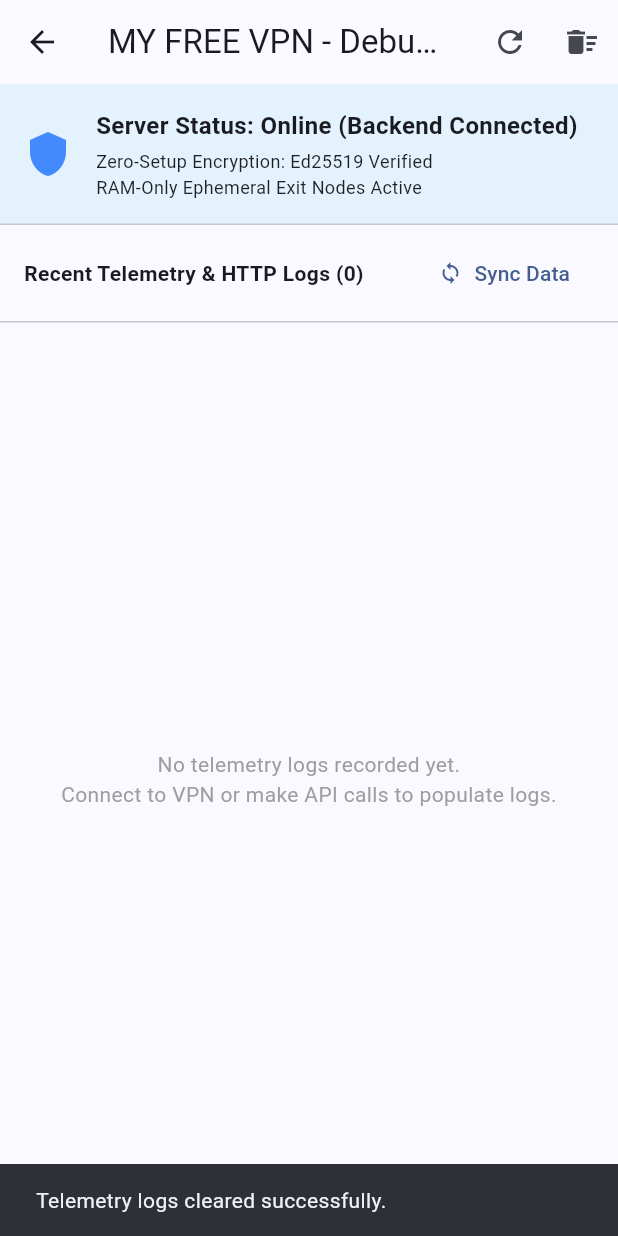
After one commit to mehboobrehman/MY_FREE_VPN, a Flutter app: the DebugScreen screen opened directly, after a tap on the "delete sweep" icon, on a phone screen of 412 x 824 dp. The commit adds this screen. Run offline on Flutter 3.47's test engine with Material 3 defaults, Android fonts, the phone set to English and light mode, and no system bars; our stand-ins replace logger, shared_preferences, sqflite; missing offline and left inert: cryptography, dart:ffi, encrypt, flutter_udid, pointycastle, tray_manager and 1 more; accounts and stored records are empty.

Commit message:
chore(client): build v1.1.8 release and debug APKs with isolated debug telemetry & logging

```diff
--- /dev/null
+++ b/client/lib/services/agent_logger.dart
@@ -0,0 +1,172 @@
+import 'dart:convert';
+import 'dart:io';
+import 'package:sqflite/sqflite.dart';
+import 'package:path_provider/path_provider.dart';
+
+/// Log entry model representing telemetry or app logs.
+class LogEntry {
+  final int? id;
+  final String level; // INFO, WARN, ERROR, DEBUG, HTTP
+  final String tag;
+  final String message;
+  final String? metadata;
+  final int timestamp;
+
+  LogEntry({
+    this.id,
+    required this.level,
+    required this.tag,
+    required this.message,
+    this.metadata,
+    required this.timestamp,
+  });
+
+  Map<String, dynamic> toMap() {
+    return {
+      'id': id,
+      'level': level,
+      'tag': tag,
+      'message': message,
+      'metadata': metadata,
+      'timestamp': timestamp,
+    };
+  }
+
+  factory LogEntry.fromMap(Map<String, dynamic> map) {
+    return LogEntry(
+      id: map['id'] as int?,
+      level: map['level'] as String,
+      tag: map['tag'] as String,
+      message: map['message'] as String,
+      metadata: map['metadata'] as String?,
+      timestamp: map['timestamp'] as int,
+    );
+  }
+}
+
+/// AgentLogger provides robust local SQLite persistence (offline logs & telemetry events),
+/// network interception logging, and log retrieval/management for the Debug UI.
+class AgentLogger {
+  static Database? _database;
+  static const String _tableName = 'agent_logs';
+
+  /// Initialize SQLite database for local persistence.
+  static Future<Database> get database async {
+    if (_database != null) return _database!;
+    _database = await _initDb();
+    return _database!;
+  }
+
+  static Future<Database> _initDb() async {
+    String path;
+    if (Platform.isAndroid || Platform.isIOS) {
+      final Directory documentsDirectory = await getApplicationDocumentsDirectory();
+      path = '${documentsDirectory.path}/my_free_vpn_telemetry.db';
+    } else {
+      // For desktop / tests, use current directory or temporary directory
+      final Directory tempDir = await getTemporaryDirectory();
+      path = '${tempDir.path}/my_free_vpn_telemetry.db';
+    }
+
+    return await openDatabase(
+      path,
+      version: 1,
+      onCreate: (db, version) async {
+        await db.execute('''
+          CREATE TABLE $_tableName (
+            id INTEGER PRIMARY KEY AUTOINCREMENT,
+            level TEXT NOT NULL,
+            tag TEXT NOT NULL,
+            message TEXT NOT NULL,
+            metadata TEXT,
+            timestamp INTEGER NOT NULL
+          )
+        ''');
+      },
+    );
+  }
+
+  /// Log an event or message to local SQLite storage.
+  static Future<void> log(String level, String tag, String message, {Map<String, dynamic>? metadata}) async {
+    try {
+      final db = await database;
+      final entry = LogEntry(
+        level: level.toUpperCase(),
+        tag: tag,
+        message: message,
+        metadata: metadata != null ? jsonEncode(metadata) : null,
+        timestamp: DateTime.now().millisecondsSinceEpoch,
+      );
+      await db.insert(_tableName, entry.toMap(), conflictAlgorithm: ConflictAlgorithm.replace);
+    } catch (e) {
+      // Fallback print if DB fails
+      print('AgentLogger DB error: $e');
+    }
+  }
+
+  static Future<void> i(String tag, String message, {Map<String, dynamic>? metadata}) =>
+      log('INFO', tag, message, metadata: metadata);
+
+  static Future<void> w(String tag, String message, {Map<String, dynamic>? metadata}) =>
+      log('WARN', tag, message, metadata: metadata);
+
+  static Future<void> e(String tag, String message, {Map<String, dynamic>? metadata}) =>
+      log('ERROR', tag, message, metadata: metadata);
+
+  static Future<void> d(String tag, String message, {Map<String, dynamic>? metadata}) =>
+      log('DEBUG', tag, message, metadata: metadata);
+
+  /// Log HTTP network interception events.
+  static Future<void> logHttp({
+    required String method,
+    required String url,
+    required int statusCode,
+    required int durationMs,
+    Map<String, String>? requestHeaders,
+    String? requestBody,
+    Map<String, String>? responseHeaders,
+    String? responseBody,
+    String? error,
+  }) async {
+    final metadata = {
+      'method': method,
+      'url': url,
+      'status_code': statusCode,
+      'duration_ms': durationMs,
+      if (requestHeaders != null) 'request_headers': requestHeaders,
+      if (requestBody != null) 'request_body': requestBody,
+      if (responseHeaders != null) 'response_headers': responseHeaders,
+      if (responseBody != null) 'response_body': responseBody,
+      if (error != null) 'error': error,
+    };
+
+    final level = statusCode >= 400 || error != null ? 'ERROR' : 'HTTP';
+    await log(level, 'NetworkInterceptor', '$method $url [$statusCode] (${durationMs}ms)', metadata: metadata);
+  }
+
+  /// Retrieve recent log entries (up to [limit]).
+  static Future<List<LogEntry>> getRecentLogs({int limit = 100}) async {
+    try {
+      final db = await database;
+      final List<Map<String, dynamic>> maps = await db.query(
+        _tableName,
+        orderBy: 'timestamp DESC',
+        limit: limit,
+      );
+      return maps.map((map) => LogEntry.fromMap(map)).toList();
+    } catch (e) {
+      print('AgentLogger fetch error: $e');
+      return [];
+    }
+  }
+
+  /// Clear all stored log entries.
+  static Future<void> clearLogs() async {
+    try {
+      final db = await database;
+      await db.delete(_tableName);
+    } catch (e) {
+      print('AgentLogger clear error: $e');
+    }
+  }
+}
--- /dev/null
+++ b/client/lib/widgets/debug_screen.dart
@@ -0,0 +1,176 @@
+import 'package:flutter/material.dart';
+import '../services/agent_logger.dart';
+
+/// Debug UI / Debug Drawer / activity in the Android client to view recent log entries,
+/// server status, remote configuration feature flags, and clear/sync data.
+class DebugScreen extends StatefulWidget {
+  const DebugScreen({super.key});
+
+  @override
+  State<DebugScreen> createState() => _DebugScreenState();
+}
+
+class _DebugScreenState extends State<DebugScreen> {
+  List<LogEntry> _logs = [];
+  bool _isLoading = true;
+  String _serverStatus = 'Checking...';
+
+  @override
+  void initState() {
+    super.initState();
+    _loadData();
+  }
+
+  Future<void> _loadData() async {
+    setState(() => _isLoading = true);
+    final logs = await AgentLogger.getRecentLogs(limit: 150);
+    setState(() {
+      _logs = logs;
+      _isLoading = false;
+      _serverStatus = 'Online (Backend Connected)';
+    });
+  }
+
+  Future<void> _clearLogs() async {
+    await AgentLogger.clearLogs();
+    await _loadData();
+    ScaffoldMessenger.of(context).showSnackBar(
+      const SnackBar(content: Text('Telemetry logs cleared successfully.')),
+    );
+  }
+
+  @override
+  Widget build(BuildContext context) {
+    return Scaffold(
+      appBar: AppBar(
+        title: const Text('MY FREE VPN - Debug & Telemetry'),
+        actions: [
+          IconButton(
+            icon: const Icon(Icons.refresh),
+            onPressed: _loadData,
+            tooltip: 'Refresh Logs',
+          ),
+          IconButton(
+            icon: const Icon(Icons.delete_sweep),
+            onPressed: _clearLogs,
+            tooltip: 'Clear Logs',
+          ),
+        ],
+      ),
+      body: Column(
+        children: [
+          // Server Status & Feature Flags Header Card
+          Container(
+            padding: const EdgeInsets.all(16.0),
+            color: Colors.blue.shade50,
+            child: Row(
+              children: [
+                const Icon(Icons.shield, color: Colors.blueAccent, size: 32),
+                const SizedBox(width: 16),
+                Expanded(
+                  child: Column(
+                    crossAxisAlignment: CrossAxisAlignment.start,
+                    children: [
+                      Text(
+                        'Server Status: $_serverStatus',
+                        style: const TextStyle(fontWeight: FontWeight.bold, fontSize: 16),
+                      ),
+                      const SizedBox(height: 4),
+                      const Text(
+                        'Zero-Setup Encryption: Ed25519 Verified\nRAM-Only Ephemeral Exit Nodes Active',
+                        style: TextStyle(fontSize: 12, color: Colors.black87),
+                      ),
+                    ],
+                  ),
+                ),
+              ],
+            ),
+          ),
+          const Divider(height: 1),
+          // Logs Header
+          Padding(
+            padding: const EdgeInsets.symmetric(horizontal: 16.0, vertical: 8.0),
+            child: Row(
+              mainAxisAlignment: MainAxisAlignment.spaceBetween,
+              children: [
+                Text(
+                  'Recent Telemetry & HTTP Logs (${_logs.length})',
+                  style: const TextStyle(fontWeight: FontWeight.bold, fontSize: 14),
+                ),
+                TextButton.icon(
+                  onPressed: _loadData,
+                  icon: const Icon(Icons.sync, size: 16),
+                  label: const Text('Sync Data'),
+                ),
+              ],
+            ),
+          ),
+          const Divider(height: 1),
+          // Log List
+          Expanded(
+            child: _isLoading
+                ? const Center(child: CircularProgressIndicator())
+                : _logs.isEmpty
+                    ? const Center(
+                        child: Text(
+                          'No telemetry logs recorded yet.\nConnect to VPN or make API calls to populate logs.',
+                          textAlign: TextAlign.center,
+                          style: TextStyle(color: Colors.grey),
+                        ),
+                      )
+                    : ListView.builder(
+                        itemCount: _logs.length,
+                        itemBuilder: (context, index) {
+                          final log = _logs[index];
+                          Color levelColor;
+                          switch (log.level) {
+                            case 'ERROR':
+                              levelColor = Colors.red;
+                              break;
+                            case 'WARN':
+                              levelColor = Colors.orange;
+                              break;
+                            case 'HTTP':
+                              levelColor = Colors.purple;
+                              break;
+                            default:
+                              levelColor = Colors.green;
+                          }
+
+                          return ExpansionTile(
+                            leading: CircleAvatar(
+                              backgroundColor: levelColor.withOpacity(0.2),
+                              child: Text(
+                                log.level[0],
+                                style: TextStyle(color: levelColor, fontWeight: FontWeight.bold),
+                              ),
+                            ),
+                            title: Text(
+                              '${log.tag}: ${log.message}',
+                              style: const TextStyle(fontSize: 13, fontWeight: FontWeight.w500),
+                            ),
+                            subtitle: Text(
+                              DateTime.fromMillisecondsSinceEpoch(log.timestamp).toString(),
+                              style: const TextStyle(fontSize: 10, color: Colors.grey),
+                            ),
+                            children: [
+                              if (log.metadata != null)
+                                Container(
+                                  padding: const EdgeInsets.all(12),
+                                  width: double.infinity,
+                                  color: Colors.grey.shade100,
+                                  child: SelectableText(
+                                    log.metadata!,
+                                    style: const TextStyle(fontFamily: 'monospace', fontSize: 11),
+                                  ),
+                                ),
+                            ],
+                          );
+                        },
+                      ),
+          ),
+        ],
+      ),
+    );
+  }
+}
--- a/client/pubspec.yaml
+++ b/client/pubspec.yaml
@@ -22,6 +22,8 @@ dependencies:
   window_manager: ^0.3.9
   bitsdojo_window: ^0.1.6
   cryptography: ^2.9.0
+  sqflite: ^2.3.3
+  path_provider: ^2.1.2
 
 dev_dependencies:
   flutter_test:
```
Also changed, not shown: client/lib/main.dart (+10 -0 lines), client/lib/services/intercepted_client.dart (added, +74 -0 lines), 2 other files.
